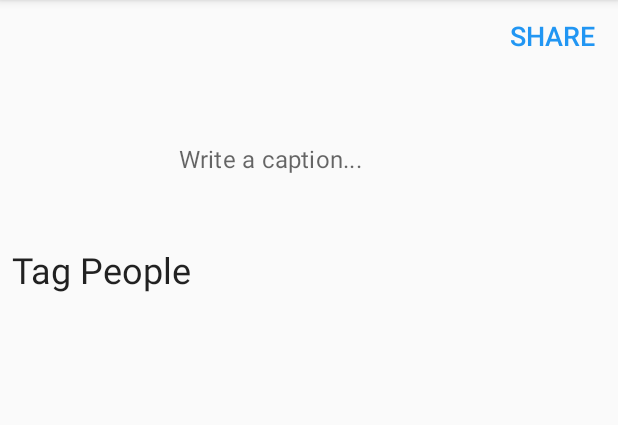
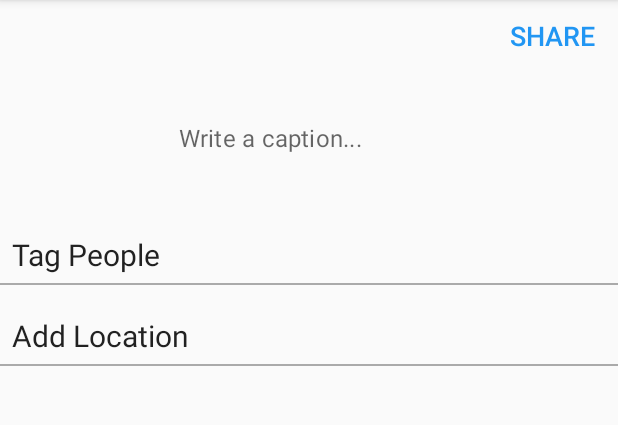
Before and after one commit to MonicaMaged1/PetsogramApp, an Android app: the UploadPhoto screen opened directly, with no data from a screen before it, on a phone screen of 412 x 824 dp, the part 84-509 px from its top. Run offline under Robolectric (Android 15) with nearby library versions, the phone set to English and light mode, and no system bars; 1 statement that could not run was skipped.

Commit message:
modified UI of upload photo

```diff
--- a/app/src/main/res/layout/layout_photo_upload.xml
+++ b/app/src/main/res/layout/layout_photo_upload.xml
@@ -17,7 +17,7 @@
     <LinearLayout
         android:layout_width="match_parent"
         android:layout_height="match_parent"
-        android:layout_weight="4"
+        android:layout_weight="5"
         android:orientation="horizontal">
 
         <ImageView
@@ -51,9 +51,29 @@
             style="@style/Widget.AppCompat.TextView.SpinnerItem"
             android:layout_width="match_parent"
             android:layout_height="wrap_content"
+            android:paddingBottom="5dp"
+            android:paddingTop="20dp"
             android:text="Tag People"
             android:textAppearance="@style/TextAppearance.AppCompat.Body1"
-            android:textSize="24sp" />
+            android:textSize="20sp" />
+        <View
+            android:layout_width="match_parent"
+            android:layout_height="1dp"
+            android:background="@android:color/darker_gray" />
+        <TextView
+            android:id="@+id/textLocation"
+            style="@style/Widget.AppCompat.TextView.SpinnerItem"
+            android:layout_width="match_parent"
+            android:layout_height="wrap_content"
+            android:paddingBottom="5dp"
+            android:paddingTop="20dp"
+            android:text="Add Location"
+            android:textAppearance="@style/TextAppearance.AppCompat.Body1"
+            android:textSize="20sp" />
+        <View
+            android:layout_width="match_parent"
+            android:layout_height="1dp"
+            android:background="@android:color/darker_gray" />
     </LinearLayout>
 
 </LinearLayout>
```
